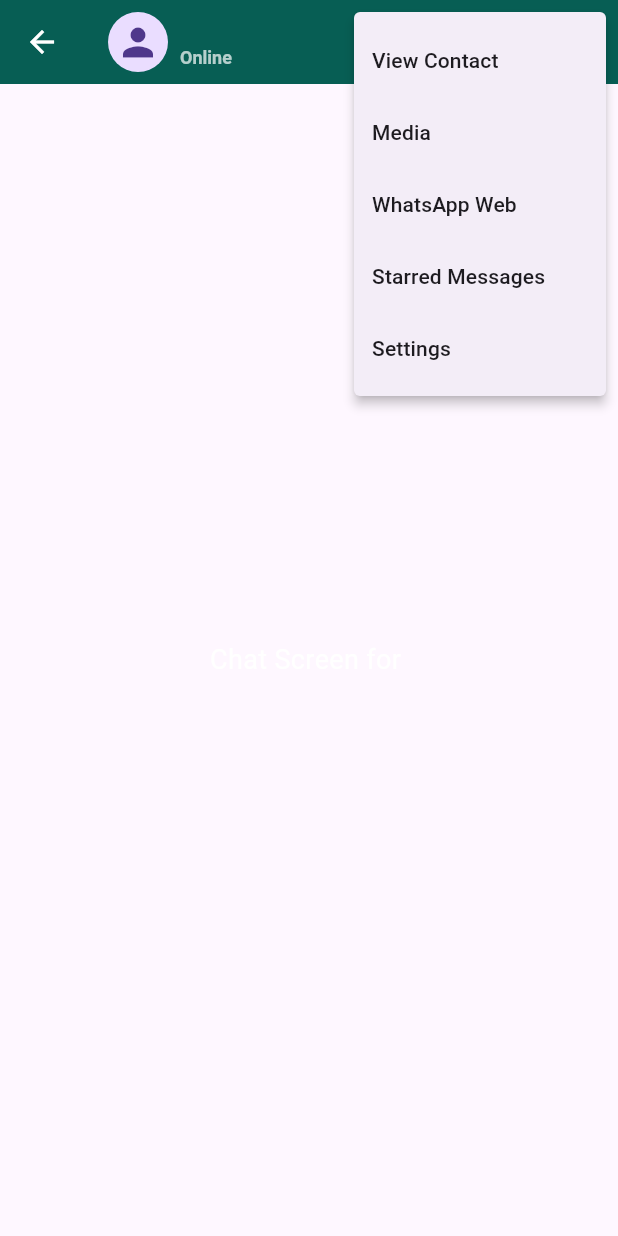
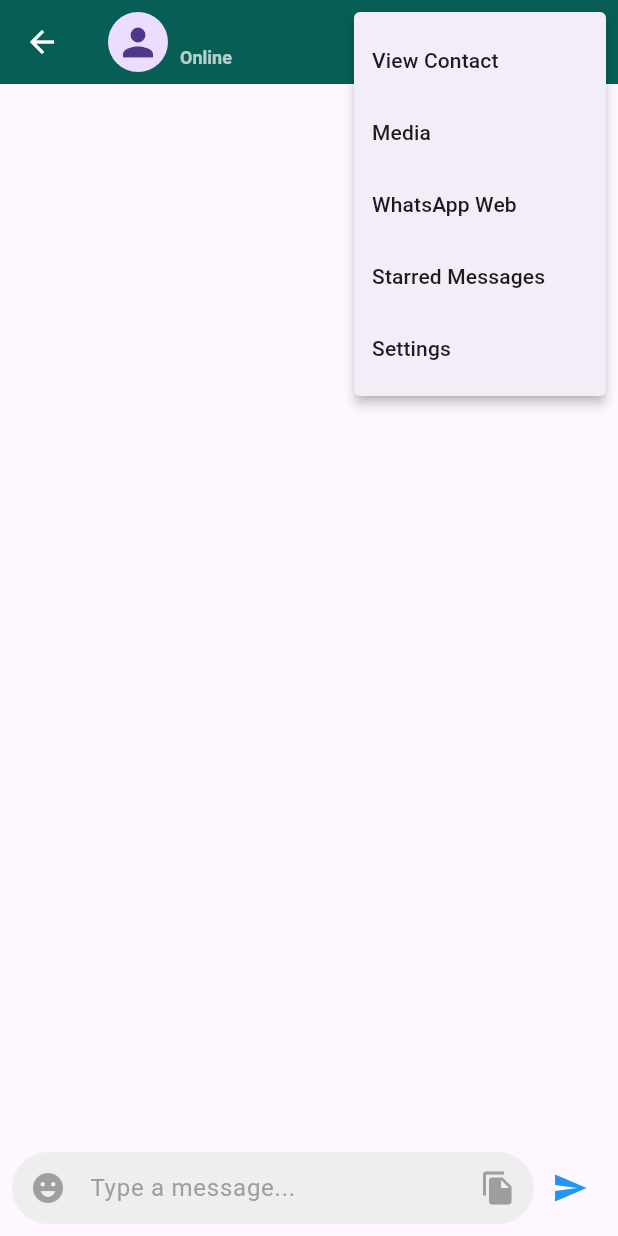
Before and after one commit to omar-albarakeh/chatapp, a Flutter app: the IndividualPage screen opened directly with empty values, after a tap on the "more vert" icon, on a phone screen of 412 x 824 dp. Run offline on Flutter 3.47's test engine with Material 3 defaults, Android fonts, the phone set to English and light mode, and no system bars.

Commit message:
flutter <> individual page updated

```diff
--- a/lib/Pages/ChatPage.dart
+++ b/lib/Pages/ChatPage.dart
@@ -23,7 +23,7 @@ class _ChatpageState extends State<Chatpage> {
       icon: "group_icon.png",
       isGroup: true,
       time: "9:15 AM",
-      currentMessage: "Today's topic: State Management",
+      currentMessage: "Today's topic: State",
     ),
     ChatModel(
       name: "Jane Smith",
--- a/lib/Pages/individualpage.dart
+++ b/lib/Pages/individualpage.dart
@@ -10,11 +10,29 @@ class IndividualPage extends StatefulWidget {
 }
 
 class _IndividualPageState extends State<IndividualPage> {
+  final TextEditingController _controller = TextEditingController();
+  final List<Map<String, String>> messages = [];
+
+  void _sendMessage() {
+    String message = _controller.text;
+    if (message.isNotEmpty) {
+      setState(() {
+        messages.add({"sender": "me", "message": message});
+      });
+      _controller.clear();
+
+      Future.delayed(const Duration(seconds: 1), () {
+        setState(() {
+          messages.add({"sender": "receiver", "message": "Received: $message"});
+        });
+      });
+    }
+  }
+
   @override
   Widget build(BuildContext context) {
     return Scaffold(
       appBar: AppBar(
-        // Back button with proper alignment
         leading: InkWell(
           onTap: () {
             Navigator.pop(context);
@@ -26,7 +44,6 @@ class _IndividualPageState extends State<IndividualPage> {
             ],
           ),
         ),
-        // Title with avatar and name
         title: Row(
           children: [
             CircleAvatar(
@@ -35,7 +52,7 @@ class _IndividualPageState extends State<IndividualPage> {
                 size: 30,
               ),
             ),
-            const SizedBox(width: 8), // Spacing between avatar and text
+            const SizedBox(width: 8),
             Column(
               crossAxisAlignment: CrossAxisAlignment.start,
               children: [
@@ -44,27 +61,22 @@ class _IndividualPageState extends State<IndividualPage> {
                   style: const TextStyle(fontSize: 18, color: Colors.white),
                 ),
                 const Text(
-                  "Online", // Status placeholder
+                  "Online",
                   style: TextStyle(fontSize: 12, color: Colors.white70),
                 ),
               ],
             ),
           ],
         ),
-        // AppBar actions
         actions: [
-          // Phone icon action
           IconButton(
             icon: const Icon(Icons.phone),
             onPressed: () {
-              // Add phone call functionality here
               print("Phone icon pressed");
             },
           ),
-          // Popup menu button
           PopupMenuButton<String>(
             onSelected: (value) {
-              // Handle menu item actions
               print(value);
             },
             itemBuilder: (BuildContext context) {
@@ -94,12 +106,95 @@ class _IndividualPageState extends State<IndividualPage> {
           ),
         ],
       ),
-      // Page body
-      body: Center(
-        child: Text(
-          "Chat Screen for ${widget.chatModel.name}", // Placeholder text
-          style: const TextStyle(fontSize: 18),
-        ),
+      body: Stack(
+        children: [
+          Padding(
+            padding: const EdgeInsets.only(bottom: 80),
+            child: ListView.builder(
+              itemCount: messages.length,
+              itemBuilder: (context, index) {
+                final message = messages[index];
+                final isSender = message["sender"] == "me";
+                return Padding(
+                  padding: const EdgeInsets.symmetric(vertical: 10, horizontal: 10),
+                  child: Align(
+                    alignment: isSender ? Alignment.centerRight : Alignment.centerLeft,
+                    child: Container(
+                      padding: const EdgeInsets.symmetric(vertical: 10, horizontal: 15),
+                      decoration: BoxDecoration(
+                        color: isSender ? Colors.blueAccent : Colors.grey[300],
+                        borderRadius: BorderRadius.circular(20),
+                      ),
+                      child: Text(
+                        message["message"]!,
+                        style: TextStyle(
+                          color: isSender ? Colors.white : Colors.black,
+                          fontSize: 16,
+                        ),
+                      ),
+                    ),
+                  ),
+                );
+              },
+            ),
+          ),
+          Positioned(
+            bottom: 0,
+            left: 0,
+            right: 0,
+            child: Padding(
+              padding: const EdgeInsets.all(8.0),
+              child: Row(
+                children: [
+                  Expanded(
+                    child: TextField(
+                      controller: _controller,
+                      style: const TextStyle(
+                        color: Colors.black,
+                      ),
+                      cursorColor: Colors.blue,
+                      decoration: InputDecoration(
+                        hintText: "Type a message...",
+                        hintStyle: const TextStyle(
+                          color: Colors.grey,
+                        ),
+                        prefixIcon: const Icon(
+                          Icons.emoji_emotions,
+                          color: Colors.grey,
+                        ),
+                        filled: true,
+                        fillColor: Colors.grey[200],
+                        border: OutlineInputBorder(
+                          borderRadius: BorderRadius.circular(30),
+                          borderSide: BorderSide.none,
+                        ),
+                        suffixIcon: IconButton(
+                          onPressed: () {},
+                          icon: const Icon(
+                            Icons.file_copy,
+                            color: Colors.grey, // Suffix icon color
+                          ),
+                        ),
+                        contentPadding:
+                        const EdgeInsets.symmetric(horizontal: 16, vertical: 10),
+                      ),
+                      keyboardType: TextInputType.multiline,
+                      maxLines: 5,
+                      minLines: 1,
+                    )
+                  ),
+                  IconButton(
+                    icon: const Icon(
+                      Icons.send,
+                      color: Colors.blue,
+                    ),
+                    onPressed: _sendMessage,
+                  ),
+                ],
+              ),
+            ),
+          ),
+        ],
       ),
     );
   }
```
Also changed, not shown: 1 other file.
